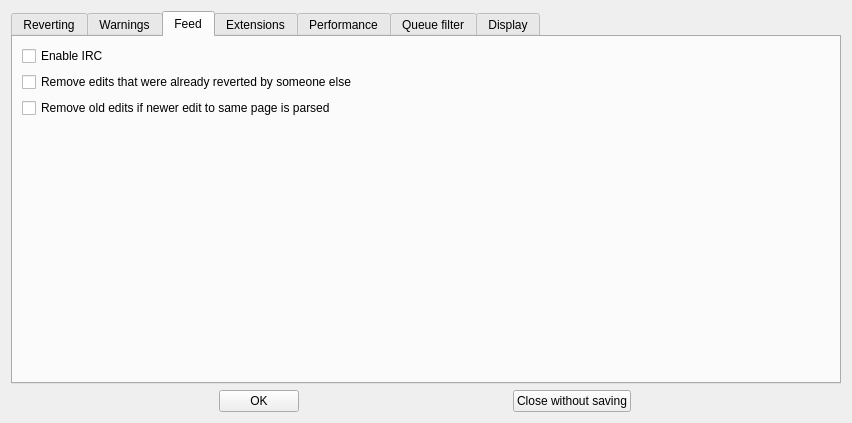
Before: the Qt Designer form huggle/preferences.ui in huggle/huggle3-qt-lx, drawn with Qt 5.
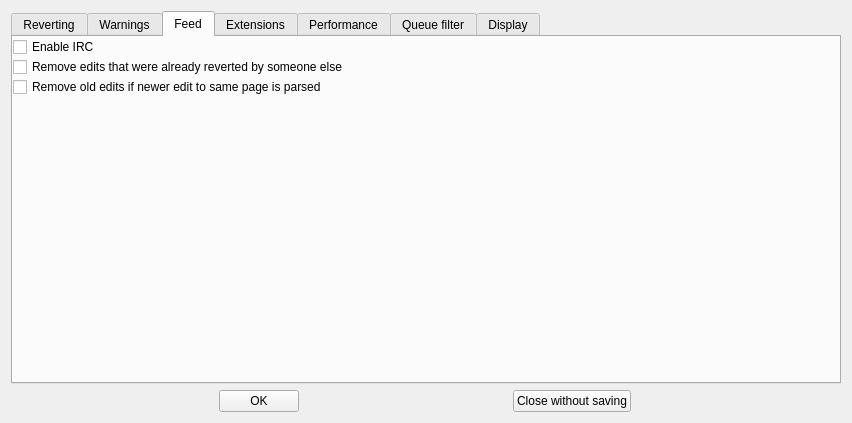
After: the same form once the commit is applied. The open tabs and pages were chosen to show the change.

```diff
--- a/huggle/preferences.ui
+++ b/huggle/preferences.ui
@@ -213,8 +213,26 @@
        <string>Feed</string>
       </attribute>
       <layout class="QVBoxLayout" name="verticalLayout_12">
+       <property name="spacing">
+        <number>0</number>
+       </property>
+       <property name="leftMargin">
+        <number>0</number>
+       </property>
+       <property name="topMargin">
+        <number>0</number>
+       </property>
+       <property name="rightMargin">
+        <number>0</number>
+       </property>
+       <property name="bottomMargin">
+        <number>0</number>
+       </property>
        <item>
         <layout class="QVBoxLayout" name="verticalLayout_5">
+         <property name="spacing">
+          <number>0</number>
+         </property>
          <item>
           <widget class="QCheckBox" name="checkBox_12">
            <property name="text">
```
Left out of the diff: 64 changed lines with no effect on the pictures.
